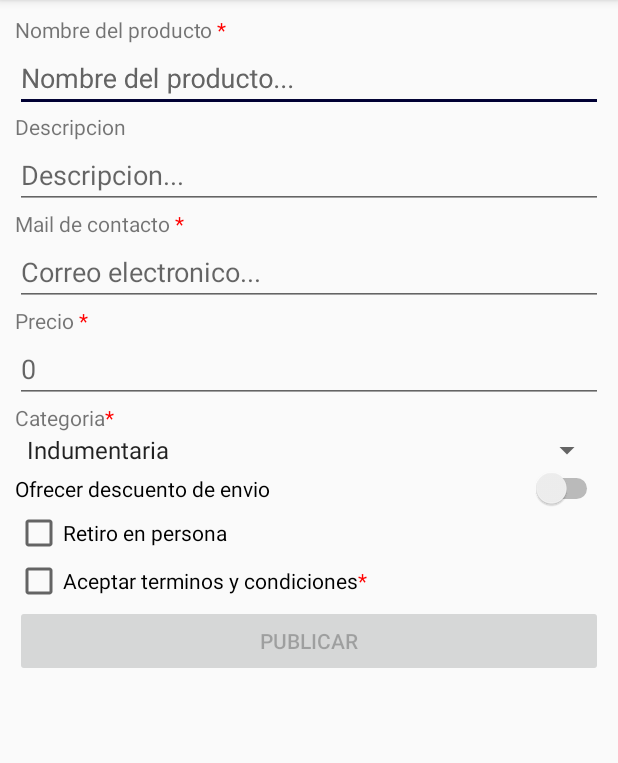
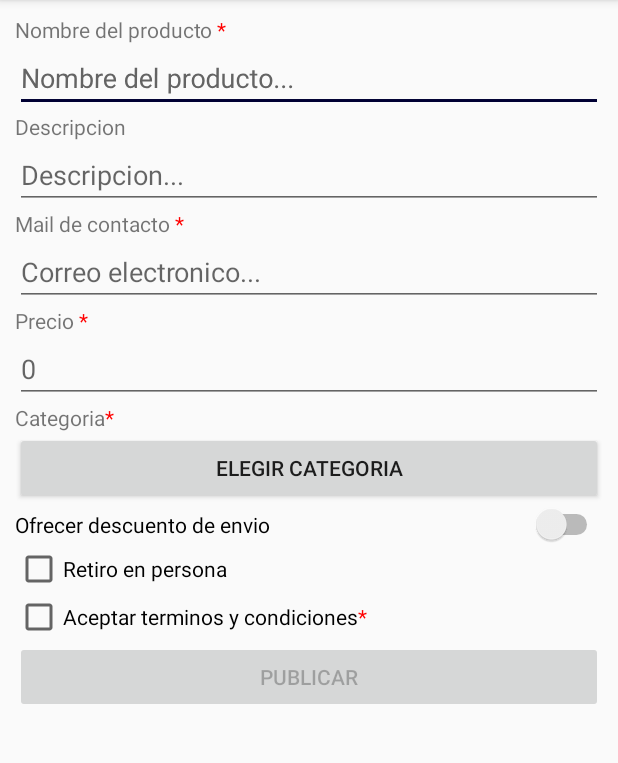
Before and after one commit to JU4N98/FreeMarket, an Android app: the screen it shows after launch (MainActivity), on a phone screen of 412 x 824 dp, the part 84-847 px from its top. Run offline under Robolectric (Android 15) with nearby library versions, the phone set to English and light mode, and no system bars.

Commit message:
Changes spinner in MainActivity for a button. Adds onClickListener to CategoryViewHolder.

```diff
--- a/app/src/main/java/com/example/freemarket/MainActivity.java
+++ b/app/src/main/java/com/example/freemarket/MainActivity.java
@@ -1,7 +1,9 @@
 package com.example.freemarket;
 
 import android.app.Activity;
+import android.content.Intent;
 import android.os.Bundle;
+import android.support.annotation.Nullable;
 import android.support.v7.app.AppCompatActivity;
 import android.view.View;
 import android.widget.Button;
@@ -23,6 +25,8 @@ public class MainActivity extends AppCompatActivity {
         super.onCreate(savedInstanceState);
         setContentView(R.layout.activity_main);
 
+        TextView textViewSelectedCategory = findViewById(R.id.textViewSelectedCategory);
+        Button buttonSelectedCategory = findViewById(R.id.selectedCategoryButton);
         CheckBox checkBoxRetiro = findViewById(R.id.checkBoxRetiro);
         Switch switchDescuento = findViewById(R.id.switchDescuento);
         SeekBar seekBarDescuento = findViewById(R.id.seekBarDescuento);
@@ -35,6 +39,12 @@ public class MainActivity extends AppCompatActivity {
         EditText editTextTitulo = findViewById(R.id.tituloEditText);
         EditText editTextPrecio = findViewById(R.id.editTextPrecio);
 
+        textViewSelectedCategory.setVisibility(View.GONE);
+        buttonSelectedCategory.setOnClickListener(e->{
+            Intent intent = new Intent(MainActivity.this,CategoriesActivity.class);
+            startActivityForResult(intent,1);
+        });
+
         editTextDireccionRetiro.setVisibility(View.GONE);
         textViewDireccionRetiro.setVisibility(View.GONE);
         checkBoxRetiro.setOnClickListener(e -> {
@@ -46,6 +56,8 @@ public class MainActivity extends AppCompatActivity {
                 textViewDireccionRetiro.setVisibility(View.GONE);
             }
         });
+
+
 
         seekBarDescuento.setVisibility(View.GONE);
         textViewPorcentaje.setVisibility(View.GONE);
@@ -92,6 +104,17 @@ public class MainActivity extends AppCompatActivity {
 
     }
 
+    @Override
+    protected void onActivityResult(int requestCode, int resultCode, @Nullable Intent data) {
+        super.onActivityResult(requestCode, resultCode, data);
+        switch(requestCode){
+            case 1:
+                TextView textViewSelectedCategory = findViewById(R.id.textViewSelectedCategory);
+                textViewSelectedCategory.setText("Categoria seleccionada: "+data.getExtras().getString("categoria"));
+                textViewSelectedCategory.setVisibility(View.VISIBLE);
+                break;
+        }
+    }
 
     private CharSequence validarCampos(EditText retiro, EditText titulo, EditText precio, CheckBox retiroCheck,
                                        Switch switchDescuento, SeekBar seekDescuento, EditText email) {
--- a/app/src/main/res/layout/activity_main.xml
+++ b/app/src/main/res/layout/activity_main.xml
@@ -75,11 +75,16 @@
         android:layout_height="wrap_content"
         android:text="@string/category" />
 
-    <Spinner
-        android:id="@+id/spinnerCategorias"
+    <TextView
+        android:id="@+id/textViewSelectedCategory"
+        android:layout_width="match_parent"
+        android:layout_height="wrap_content" />
+
+    <Button
+        android:id="@+id/selectedCategoryButton"
         android:layout_width="match_parent"
         android:layout_height="wrap_content"
-        android:entries="@array/categories" />
+        android:text="Elegir categoria" />
 
     <Switch
         android:id="@+id/switchDescuento"
```
Also changed, not shown: app/src/main/java/com/example/freemarket/CategoryRecyclerAdapter.java (+10 -0 lines).
